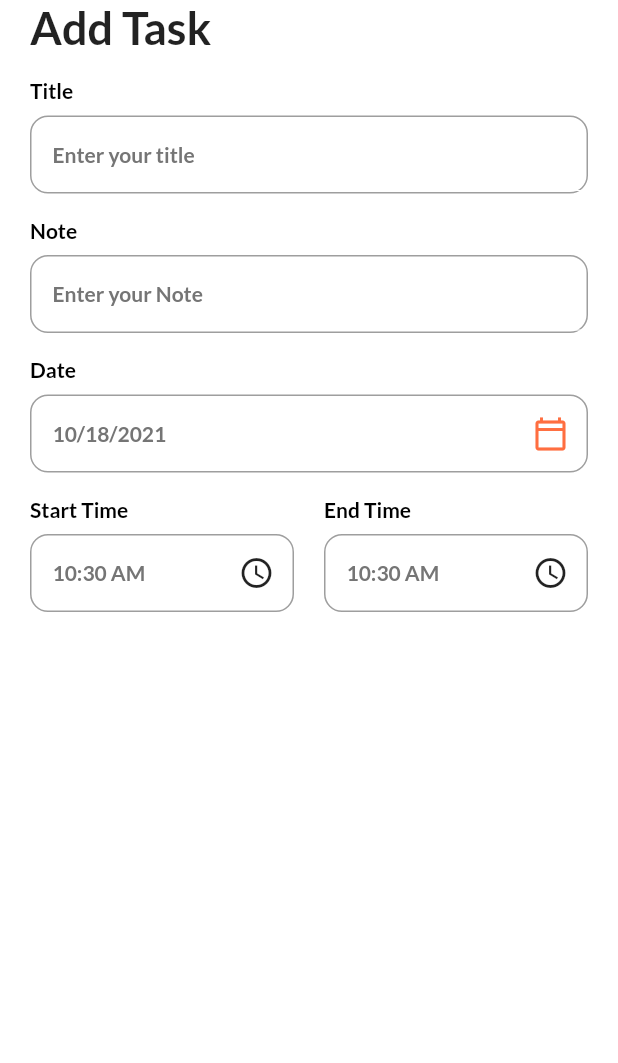
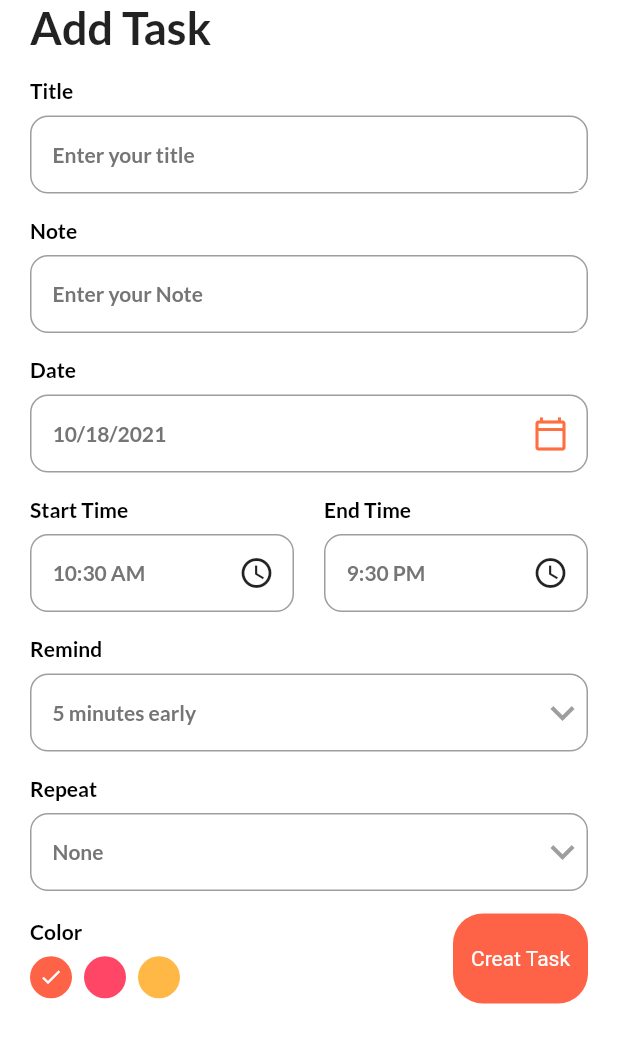
Before and after one commit to AbuShyedHemel/to_do_flutter, a Flutter app: the screen it shows after launch, after a tap on "+ Add Task", on a phone screen of 412 x 824 dp, the part 84-1147 px from its top. Run offline on Flutter 3.47's test engine with Material 2 defaults, Android fonts, the phone set to English and light mode, and no system bars; our stand-ins replace date_picker_timeline, flutter_local_notifications, get, get_storage, google_fonts, sqflite and 1 more; accounts and stored records are empty.

Commit message:
database connected & save data

```diff
--- /dev/null
+++ b/lib/controller/task_controller.dart
@@ -0,0 +1,14 @@
+import 'package:get/get.dart';
+import 'package:local_push_notification/db/db_helper.dart';
+import 'package:local_push_notification/model/task.dart';
+
+class TaskController extends GetxController{
+  @override
+  void onReady(){
+    super.onReady();
+  }
+
+  Future<int?> addTask({Task? task})async{
+    return await DBHelper.inser(task);
+  }
+}
--- /dev/null
+++ b/lib/db/db_helper.dart
@@ -0,0 +1,41 @@
+import 'package:local_push_notification/model/task.dart';
+import 'package:sqflite/sqflite.dart';
+
+class DBHelper{
+  static Database? _db;
+  static final int _version = 1;
+  static final String _tableName = "task";
+
+
+  static Future<void> initDb()async {
+    if(_db != null){
+      return;
+    }
+    try{
+      String _path = await getDatabasesPath() + 'task.db';
+      _db = await openDatabase(
+        _path,
+        version: _version,
+        onCreate: (db, version) {
+          print('creating a new one...');
+          return db.execute(
+            "CREAT TABLE $_tableName("
+              "id INTEGER PRIMARY KEY AUTOINCREMENT,"
+              "title STRING , note TEXT, date STRING, "
+              "startTime STRING, endTime STRING, "
+              "remind INTEGER, repeat STRING, "
+              "color INTEGER, "
+              "isCompleted INTEGER)",
+            );
+        }
+      );
+    }catch(e){
+      print(e);
+    }
+  }
+  static Future<int?> inser(Task? task)async{
+    print("insert function called");
+    return await _db?.insert(_tableName, task!.toJson())??1;
+  }
+
+}
--- a/lib/main.dart
+++ b/lib/main.dart
@@ -2,12 +2,14 @@ import 'package:flutter/material.dart';
 import 'package:flutter/services.dart';
 import 'package:get/get.dart';
 import 'package:get_storage/get_storage.dart';
-import 'package:local_push_notification/controller/themes/themes.dart';
-import 'package:local_push_notification/controller/themeservices.dart';
+import 'package:local_push_notification/db/db_helper.dart';
+import 'package:local_push_notification/services/themes/themes.dart';
+import 'package:local_push_notification/services/themes/themeservices.dart';
 import 'package:local_push_notification/view/homepage.dart';
 
 void main() async {
   WidgetsFlutterBinding.ensureInitialized();
+  await DBHelper.initDb();
   await GetStorage.init();
   SystemChrome.setEnabledSystemUIMode(SystemUiMode.immersiveSticky);
   runApp(GetMaterialApp(
--- a/lib/model/notificationservice.dart
+++ /dev/null
@@ -1,4 +0,0 @@
-// class NotificationService {
-//   static final NotificationService _notificationService =
-//       NotificationService._internal();
-// }
--- /dev/null
+++ b/lib/model/task.dart
@@ -0,0 +1,54 @@
+class Task{
+  int? id;
+  String? title;
+  String? note;
+  int? isCompleted;
+  String? date;
+  String? startTime;
+  String? endTime;
+  int? color;
+  int? remind;
+  String? repeat;
+
+  Task({
+    this.id,
+    this.title,
+    this.note,
+    this.isCompleted,
+    this.date,
+    this.startTime,
+    this.endTime,
+    this.color,
+    this.remind,
+    this.repeat,
+  });
+
+  Task.fromJSON(Map<String, dynamic> json){
+    id = json["id"];
+    title = json["title"];
+    note = json["note"];
+    isCompleted = json["isCompleted"];
+    date = json["date"];
+    startTime = json["startTime"];
+    endTime = json["endTime"];
+    color = json["color"];
+    remind = json["remind"];
+    repeat = json["repeat"];
+  }
+  Map<String, dynamic> toJson(){
+    final Map<String,dynamic> data = new Map<String,dynamic>();
+    data["id"] = this.id;
+    data["title"] = this.title;
+    data["date"] = this.date;
+    data["note"] = this.note;
+    data["isCompleted"] = this.isCompleted;
+    data["startTime"] = this.startTime;
+    data["endTime"] = this.endTime;
+    data["color"] = this.color;
+    data["remind"] = this.remind;
+    data["repeat"] = this.repeat;
+    return data;
+  }
+
+
+}
--- /dev/null
+++ b/lib/services/datavaliDation/data_validation_controller.dart
@@ -0,0 +1,55 @@
+import 'package:flutter/material.dart';
+import 'package:get/get.dart';
+import 'package:intl/intl.dart';
+import 'package:local_push_notification/controller/task_controller.dart';
+import 'package:local_push_notification/model/task.dart';
+import 'package:local_push_notification/services/timecontroller.dart';
+
+class DatavalidationController{
+TextEditingController titleController = TextEditingController();
+TextEditingController noteController = TextEditingController();
+DateTime selectedDate;
+final timeCOntroller = Get.put(TimeController());
+int reminder;
+String repeat;
+int selectColor;
+  final TaskController _taskController = Get.put(TaskController());
+
+ DatavalidationController(
+   {required this.titleController,
+   required this.noteController,
+   required this.selectedDate,
+   required this.reminder,
+   required this.repeat,
+   required this.selectColor,
+   });
+
+ validateDate(){
+   if(titleController.text.isNotEmpty&&noteController.text.isNotEmpty){
+     _addTaskToDB();
+     Get.back();
+   }else if(titleController.text.isEmpty || noteController.text.isEmpty){
+     Get.snackbar("Required", "All Fields are Required",
+     snackPosition: SnackPosition.BOTTOM,
+     backgroundColor: Colors.red,
+     icon: const Icon(Icons.warning));
+   }
+ }
+ _addTaskToDB()async{
+   int? value =await _taskController.addTask(
+     task:Task(
+     note: noteController.text,
+     title: titleController.text,
+     date: DateFormat.yMd().format(selectedDate),
+     startTime: timeCOntroller.startTime.toString(),
+     endTime: timeCOntroller.endTime.toString(),
+     remind: reminder,
+     repeat: repeat,
+     color: selectColor,
+     isCompleted: 0,
+   )
+   );
+   print("Id is "+"$value");
+ }
+
+}
--- a/lib/view/homepage.dart
+++ b/lib/view/homepage.dart
@@ -1,8 +1,8 @@
 import 'package:flutter/material.dart';
 import 'package:get/get.dart';
-import 'package:local_push_notification/controller/appbarcontroller.dart';
-import 'package:local_push_notification/controller/notificationController.dart';
-import 'package:local_push_notification/controller/themeservices.dart';
+import 'package:local_push_notification/services/appbar/appbarcontroller.dart';
+import 'package:local_push_notification/services/notificationController.dart';
+import 'package:local_push_notification/services/themes/themeservices.dart';
 import 'package:local_push_notification/view/taskPage/add_task_page.dart';
 import 'package:local_push_notification/view/widgets/add_tasks.dart';
 import 'package:local_push_notification/view/widgets/button.dart';
@@ -33,11 +33,11 @@ class _HomePageState extends State<HomePage> {
           title: "Theme Changed",
           body: Get.isDarkMode ? "Light Activated" : "Dark Activated");
     },
-    icon: Icon(
-      Icons.nightlight_outlined,
+    icon:const Icon(
+     Icons.nightlight_outlined,
       size: 20,
-      color: Get.isDarkMode ? Colors.white : Colors.black,
-    ),
+      color: Colors.deepOrangeAccent
+    )
   );
   @override
   Widget build(BuildContext context) {
--- a/lib/view/taskPage/add_task_page.dart
+++ b/lib/view/taskPage/add_task_page.dart
@@ -2,8 +2,13 @@
 import 'package:flutter/material.dart';
 import 'package:get/get.dart';
 import 'package:intl/intl.dart';
-import 'package:local_push_notification/controller/appbarcontroller.dart';
-import 'package:local_push_notification/controller/themes/themes.dart';
+import 'package:local_push_notification/controller/task_controller.dart';
+import 'package:local_push_notification/services/appbar/appbarcontroller.dart';
+import 'package:local_push_notification/services/datavaliDation/data_validation_controller.dart';
+import 'package:local_push_notification/services/themes/themes.dart';
+import 'package:local_push_notification/services/timecontroller.dart';
+import 'package:local_push_notification/view/taskPage/selectColor/selected_color.dart';
+import 'package:local_push_notification/view/widgets/button.dart';
 import 'package:local_push_notification/view/widgets/input_field.dart';
 
 class Addtaskpage extends StatefulWidget {
@@ -14,10 +19,28 @@ class Addtaskpage extends StatefulWidget {
 }
 
 class _AddtaskpageState extends State<Addtaskpage> {
+
+  final TextEditingController _titleController = TextEditingController();
+  final TextEditingController _noteController = TextEditingController();
   DateTime _selectedDate = DateTime.now();
-  String _startTime = DateFormat("hh:mm a").format(DateTime.now()).toString();
+  //String _startTime = DateFormat("hh:mm a").format(DateTime.now()).toString();
 
-
+  final timeCOntroller = Get.put(TimeController());
+  int _selctReminder = 5;
+  List<int> reminderList = [
+    5,
+    10,
+    15,
+    20
+  ];
+  String _selectedRepeat = "None";
+   List<String> repeatList = [
+    "None",
+    "Daily",
+    "Weakly",
+    "Monthly"
+  ];
+  int _selectedColor = 0;
 
 
   getDateFromUser(BuildContext context, )async{
@@ -40,11 +63,11 @@ class _AddtaskpageState extends State<Addtaskpage> {
         onTap: (){
           Get.back();
         },
-        icon: Icon(
+        icon:Icon(
           Icons.arrow_back,
           size: 20,
-          color: Get.isDarkMode ? Colors.white : Colors.black,
-          ),
+          color: Get.isDarkMode? Colors.white : Colors.black,
+          )
       ).appBar(context),
 
       body: Container(
@@ -54,8 +77,8 @@ class _AddtaskpageState extends State<Addtaskpage> {
             crossAxisAlignment: CrossAxisAlignment.start,
             children: [
               Text('Add Task',style: HeadingStyle),
-              const Inputfield(title: 'Title',hint: 'Enter your title'),
-              const Inputfield(title: 'Note',hint: 'Enter your Note'),
+              Inputfield(title: 'Title',hint: 'Enter your title',controller: _titleController,),
+              Inputfield(title: 'Note',hint: 'Enter your Note',controller: _noteController,),
               Inputfield(title: 'Date', hint: DateFormat.yMd().format(_selectedDate),
               widget: IconButton(
                 onPressed: (){
@@ -64,30 +87,106 @@ class _AddtaskpageState extends State<Addtaskpage> {
               ),
               Row(
                 children: [
+                  /////Start Time///////
                   Expanded(
                     child: Inputfield(
-                      title: "Start Time",
-                      hint: _startTime,
+                          title: "Start Time",
+                          hint:timeCOntroller.startTime.toString(),
+                          widget: IconButton(
+                            onPressed: (){
+                              timeCOntroller.getTimeFromUser(isStartTime: true, context: context);
+                            },
+                            icon: const Icon(Icons.access_time)
+                          )
+                        )
+
+                    ),
+                  const SizedBox(width: 20,),
+                  //////End Time///////
+                  Expanded(
+                    child: Inputfield(
+                      title: "End Time",
+                      hint: timeCOntroller.endTime.toString(),
                       widget: IconButton(
                         onPressed: (){
-
+                          TimeController().getTimeFromUser(isStartTime: false, context: context);
                         },
                         icon: const Icon(Icons.access_time)
                       )
                     )),
-                    SizedBox(width: 20,),
-                    Expanded(
-                    child: Inputfield(
-                      title: "End Time",
-                      hint: _startTime,
-                      widget: IconButton(
-                        onPressed: (){
+                ]
+              ),
+              ////Reminder////
+              Inputfield(title: "Remind", hint: '$_selctReminder minutes early',
+              widget: DropdownButton(
+                icon: const Icon(Icons.keyboard_arrow_down,color: Colors.grey,),
+                iconSize: 32,
+                elevation: 4,
+                style: subTitleStyle,
+                underline: Container(
+                  height:0
+                ),
+                onChanged: (String? newValue){
+                  setState(() {
+                    _selctReminder = int.parse(newValue!);
+                  });
+                },
+                items: reminderList.map<DropdownMenuItem<String>>((int value){
+                  return DropdownMenuItem<String>(
+                    value: value.toString(),
+                    child: Text(value.toString()),
+                  );
+                }).toList(),
 
-                        },
-                        icon: const Icon(Icons.access_time)
-                      )
-                    ))
-                ]
+              ),
+              ),
+              ////Repeat/////
+              Inputfield(title: "Repeat", hint: _selectedRepeat,
+              widget: DropdownButton(
+                icon: const Icon(Icons.keyboard_arrow_down,color: Colors.grey,),
+                iconSize: 32,
+                elevation: 4,
+                style: subTitleStyle,
+                underline: Container(
+                  height:0
+                ),
+                onChanged: (String? newValue){
+                  setState(() {
+                    _selectedRepeat = newValue!;
+                  });
+                },
+                items: repeatList.map<DropdownMenuItem<String>>((String value){
+                  return DropdownMenuItem<String>(
+                    value: value,
+                    child: Text(value),
+                  );
+                }).toList(),
+
+              ),
+              ),
+              /////Color&Button///
+              Row(
+                mainAxisAlignment: MainAxisAlignment.spaceBetween,
+                crossAxisAlignment: CrossAxisAlignment.center,
+                children: [
+                  Selectedcolor(),
+                  Padding(
+                    padding: const EdgeInsets.only(top:15.0),
+                    child: MyButton(lable: "Creat Task",
+                    onTap: (){
+                      DatavalidationController(
+                        titleController:_titleController,
+                        noteController:_noteController,
+                        selectedDate: _selectedDate,
+                        reminder: _selctReminder,
+                        repeat: _selectedRepeat,
+                        selectColor: _selectedColor,
+
+                        ).validateDate();
+                    }
+                    ),
+                  )
+                ],
               )
             ],
           ),
--- /dev/null
+++ b/lib/view/taskPage/selectColor/selected_color.dart
@@ -0,0 +1,53 @@
+// ignore_for_file: file_names
+
+import 'package:flutter/material.dart';
+import 'package:local_push_notification/services/themes/themes.dart';
+
+
+class Selectedcolor extends StatefulWidget {
+  const Selectedcolor({Key? key}) : super(key: key);
+
+  @override
+  State<Selectedcolor> createState() => _SelectedcolorState();
+}
+
+class _SelectedcolorState extends State<Selectedcolor> {
+  int _selectedColor = 0;
+  @override
+  Widget build(BuildContext context) {
+    // ignore: avoid_unnecessary_containers
+    return Container(
+      child: Column(crossAxisAlignment: CrossAxisAlignment.start, children: [
+        Container(
+            margin: const EdgeInsets.only(top: 15),
+            child: Text("Color", style: titleStyle)),
+        const SizedBox(height: 8.0),
+        Wrap(
+          children: List<Widget>.generate(3, (int index) {
+            return GestureDetector(
+              onTap: () {
+                setState(() {
+                  _selectedColor = index;
+                });
+              },
+              child: Padding(
+                padding: const EdgeInsets.only(right: 8.0),
+                child: CircleAvatar(
+                  radius: 14,
+                  backgroundColor: index == 0
+                      ? primaryClr
+                      : index == 1
+                          ? pinkClr
+                          : yellowClr,
+                  child: _selectedColor == index
+                      ? const Icon(Icons.done, color: Colors.white, size: 16)
+                      : Container(),
+                ),
+              ),
+            );
+          }),
+        )
+      ]),
+    );
+  }
+}
--- a/lib/view/widgets/add_tasks.dart
+++ b/lib/view/widgets/add_tasks.dart
@@ -1,6 +1,7 @@
 import 'package:flutter/material.dart';
 import 'package:intl/intl.dart';
-import 'package:local_push_notification/controller/themes/themes.dart';
+import 'package:local_push_notification/services/themes/themes.dart';
+
 
 
 
--- a/lib/view/widgets/button.dart
+++ b/lib/view/widgets/button.dart
@@ -1,5 +1,5 @@
 import 'package:flutter/material.dart';
-import 'package:local_push_notification/controller/themes/themes.dart';
+import 'package:local_push_notification/services/themes/themes.dart';
 
 class MyButton extends StatelessWidget {
   final String lable;
--- a/lib/view/widgets/input_field.dart
+++ b/lib/view/widgets/input_field.dart
@@ -1,6 +1,7 @@
 import 'package:flutter/material.dart';
 import 'package:get/get.dart';
-import 'package:local_push_notification/controller/themes/themes.dart';
+import 'package:local_push_notification/services/themes/themes.dart';
+
 
 class Inputfield extends StatelessWidget {
   final String title;
--- a/lib/view/widgets/time_Setter.dart
+++ b/lib/view/widgets/time_Setter.dart
@@ -3,7 +3,7 @@
 import 'package:date_picker_timeline/date_picker_timeline.dart';
 import 'package:flutter/material.dart';
 import 'package:google_fonts/google_fonts.dart';
-import 'package:local_push_notification/controller/themes/themes.dart';
+import 'package:local_push_notification/services/themes/themes.dart';
 
 class ScrollTime extends StatelessWidget {
   DateTime onDateChanger;
--- a/pubspec.yaml
+++ b/pubspec.yaml
@@ -37,6 +37,7 @@ dependencies:
   intl: ^0.17.0
   google_fonts: ^2.1.0
   date_picker_timeline: ^1.2.3
+  sqflite: ^2.0.0+4
 
 
   # The following adds the Cupertino Icons font to your application.
```
Also changed, not shown: lib/services/timecontroller.dart (added, +31 -0 lines), lib/services/appbar/appbarcontroller.dart (renamed from lib/controller/appbarcontroller.dart), lib/services/notificationController.dart (renamed from lib/controller/notificationController.dart), lib/services/themes/themes.dart (renamed from lib/controller/themes/themes.dart), lib/services/themes/themeservices.dart (renamed from lib/controller/themeservices.dart), pubspec.lock.
